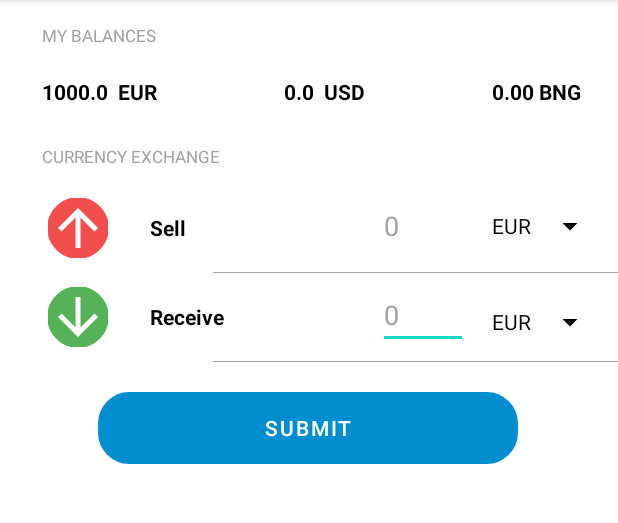
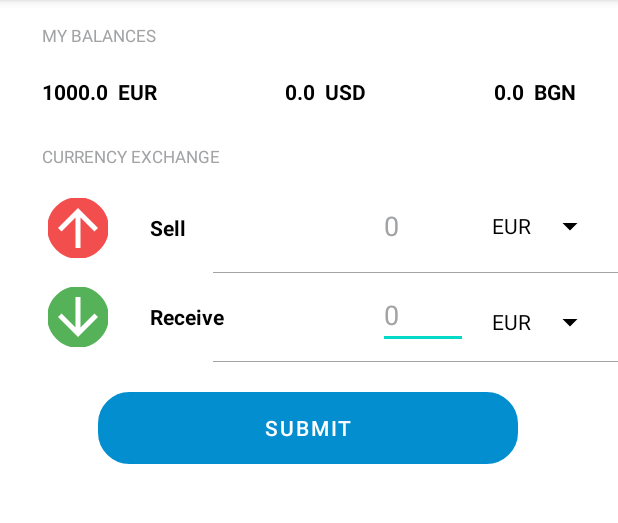
Before and after one commit to Alex20280/My-currency-converter, an Android app: the screen it shows after launch (CurrencyActivity), on a phone screen of 412 x 824 dp, the part 84-607 px from its top. Run offline under Robolectric (Android 15) with nearby library versions, the phone set to English and light mode, and no system bars; our stand-ins replace Dagger/Hilt's generated code.

Commit message:
Started implementing fees and corrected UI

```diff
--- a/app/src/main/java/com/example/mycurencyconverter/presentation/CurrencyActivity.kt
+++ b/app/src/main/java/com/example/mycurencyconverter/presentation/CurrencyActivity.kt
@@ -11,7 +11,6 @@ import androidx.lifecycle.lifecycleScope
 import com.example.mycurencyconverter.R
 import com.example.mycurencyconverter.databinding.ActivityMainBinding
 import dagger.hilt.android.AndroidEntryPoint
-import java.math.RoundingMode
 
 
 @AndroidEntryPoint
@@ -38,10 +37,12 @@ class CurrencyActivity : AppCompatActivity() {
                 when (event) {
                     is CurrencyViewModel.CurrencyEvent.Success -> {
                         binding.receiveEditText.setText(getString(R.string.plus_sign).plus(event.resultText))
-                        binding.receiveEditText.setTextColor(getResources().getColor(R.color.light_green))
+                        binding.receiveEditText.setTextColor(resources.getColor(R.color.light_green))
                         showNotificationDialog()
                     }
                     is CurrencyViewModel.CurrencyEvent.Failure -> {
+                        //binding.euroTv.setTextColor(resources.getColor(R.color.red))
+                        //binding.receiveEditText.setText(event.errorText)
                         //TODO
                     }
                     else -> Unit
@@ -63,21 +64,26 @@ class CurrencyActivity : AppCompatActivity() {
     private fun initViews() {
         //binding.euroTv.text = viewModel.currentBalance.toString().plus(getString(R.string.Euro))
             lifecycleScope.launchWhenStarted {
-                viewModel.euroBalance.collect{ euroCounter ->
+                viewModel.euroBalance.collect{ euroWallet ->
                     //binding.euroTv.text = euroCounter.toString() + " EUR"
-                    binding.euroTv.text = euroCounter.toString().plus(getString(R.string.euro))
+                    binding.euroTv.text = euroWallet.toString().plus(getString(R.string.euro))
                 }
 
             }
 
         lifecycleScope.launchWhenStarted {
-            viewModel.usdBalance.collect{ usdCounter ->
-                //binding.usdTv.text = usdCounter.toString() + " USD"
-                binding.usdTv.text = usdCounter.toString().plus(getString(R.string.usd))
+            viewModel.usdBalance.collect{ usdWallet ->
+                binding.usdTv.text = usdWallet.toString().plus(getString(R.string.usd))
 
             }
         }
 
+        lifecycleScope.launchWhenStarted {
+            viewModel.bngBalance.collect{ bgnWallet ->
+                binding.bgnTv.text = bgnWallet.toString().plus(getString(R.string.bgn))
+
+            }
+        }
     }
 
     private fun initToolbar() {
--- a/app/src/main/java/com/example/mycurencyconverter/presentation/CurrencyViewModel.kt
+++ b/app/src/main/java/com/example/mycurencyconverter/presentation/CurrencyViewModel.kt
@@ -1,5 +1,6 @@
 package com.example.mycurencyconverter.presentation
 
+import android.util.Log
 import androidx.lifecycle.ViewModel
 import androidx.lifecycle.viewModelScope
 import com.example.currencyconverter.domain.CurrencyConverter
@@ -9,9 +10,11 @@ import com.example.mycurencyconverter.utils.Resource
 import dagger.hilt.android.lifecycle.HiltViewModel
 import kotlinx.coroutines.flow.MutableStateFlow
 import kotlinx.coroutines.flow.StateFlow
+import kotlinx.coroutines.flow.update
 import kotlinx.coroutines.launch
 import javax.inject.Inject
 import kotlin.math.round
+import kotlin.math.roundToInt
 
 @HiltViewModel
 class CurrencyViewModel @Inject constructor(
@@ -21,25 +24,26 @@ class CurrencyViewModel @Inject constructor(
 
     private val currentEuroBalance = 1000.0
     private var currentUsdBalance = 0.0
-    private val feeCounter = 0
+    private var currentBngBalance = 0.0
+    private var transactionCounter = 0
     private val commissionFee = 0.007
 
     private val _conversion = MutableStateFlow<CurrencyEvent>(CurrencyEvent.Empty)
     val conversion: StateFlow<CurrencyEvent> = _conversion
 
-    private val _currentEuroBalance = MutableStateFlow<Double>(1000.0)
-    val euroBalance: StateFlow<Double> = _currentEuroBalance
+    private val _currentEuroBalance: MutableStateFlow <Double> = MutableStateFlow (currentEuroBalance)
+    val euroBalance: StateFlow <Double> = _currentEuroBalance
 
-/*    private val _currentEuroBalance: MutableStateFlow <Double> = MutableStateFlow (currentEuroBalance)
-    val euroBalance: StateFlow <Double> = _currentEuroBalance*/
+    private val _currentUsdBalance: MutableStateFlow <Double> = MutableStateFlow (currentUsdBalance)
+    val usdBalance: StateFlow <Double> = _currentUsdBalance
 
-    private val _currentUsdBalance: MutableStateFlow <Double> = MutableStateFlow (0.0)
-    val usdBalance: StateFlow <Double> = _currentUsdBalance
+    private val _currentBngBalance: MutableStateFlow <Double> = MutableStateFlow (currentBngBalance)
+    val bngBalance: StateFlow <Double> = _currentBngBalance
 
     sealed class CurrencyEvent {
         class Success(val resultText: String): CurrencyEvent()
         class Failure(val errorText: String): CurrencyEvent()
-        object Loading : CurrencyEvent()
+        //object Loading : CurrencyEvent()
         object Empty : CurrencyEvent()
     }
 
@@ -49,13 +53,11 @@ class CurrencyViewModel @Inject constructor(
             _conversion.value = CurrencyEvent.Failure("Not a valid amount")
             return
         }
-/*        else if (currentBalance < 0) {
-            _conversion.value = CurrencyEvent.Failure("Balance cannot be negative")
+        if (_currentEuroBalance.value - amountStr.toDouble() <= 0) {
             return
-        }*/
-
+        }
         viewModelScope.launch(dispatchers.io) {
-            _conversion.value = CurrencyEvent.Loading
+            //_conversion.value = CurrencyEvent.Loading
             when(val ratesResponse = repository.getRates(fromCurrency)) {
                 is Resource.Error -> _conversion.value = CurrencyEvent.Failure(ratesResponse.message!!)
                 is Resource.Success -> {
@@ -64,13 +66,19 @@ class CurrencyViewModel @Inject constructor(
                     if(rate == null) {
                         _conversion.value = CurrencyEvent.Failure("Unexpected error")
                     } else {
-                        val convertedCurrency = round(fromAmount * rate.toString().toDouble() * 100) / 100
+                        val convertedAmount = round(fromAmount * rate.toString().toDouble() * 100) / 100
                         if (fromCurrency == "EUR"){
-                            _currentEuroBalance.value  = currentEuroBalance - amountStr.toDouble()
-                        } else if (toCurrency == "USD"){
-                            _currentUsdBalance.value = currentUsdBalance + convertedCurrency
+                            _currentEuroBalance.value  -= amountStr.toDouble()
                         }
-                        _conversion.value = CurrencyEvent.Success(convertedCurrency.toString())
+                        if (fromCurrency == "USD"){
+                            _currentEuroBalance.value  -= amountStr.toDouble()
+                        }
+                        when(toCurrency){
+                            "USD" -> _currentUsdBalance.value = +convertedAmount  //TODO
+                            "BGN" -> _currentBngBalance.value = +convertedAmount //TODO
+                        }
+                        _conversion.value = CurrencyEvent.Success(convertedAmount.toString())
+                        transactionCounter++
                     }
                 }
             }
--- a/app/src/main/res/layout/activity_main.xml
+++ b/app/src/main/res/layout/activity_main.xml
@@ -111,21 +111,21 @@
         android:layout_height="wrap_content"
         android:textColor="@color/black"
         android:textStyle="bold"
-        app:layout_constraintEnd_toStartOf="@+id/bngTv"
+        app:layout_constraintEnd_toStartOf="@+id/bgnTv"
         app:layout_constraintStart_toEndOf="@+id/euroTv"
         app:layout_constraintTop_toTopOf="@+id/euroTv"
         android:text="@string/_0_00_usd" />
 
     <TextView
-        android:id="@+id/bngTv"
-        android:layout_width="60dp"
+        android:id="@+id/bgnTv"
+        android:layout_width="wrap_content"
         android:layout_height="wrap_content"
-        android:layout_marginEnd="24dp"
+        android:layout_marginEnd="28dp"
+        android:text="@string/_0_00_bgn"
         android:textColor="@color/black"
         android:textStyle="bold"
         app:layout_constraintEnd_toEndOf="parent"
-        app:layout_constraintTop_toTopOf="@+id/usdTv"
-        android:text="@string/_0_00_bng" />
+        app:layout_constraintTop_toTopOf="@+id/usdTv" />
 
     <TextView
         android:id="@+id/exchangeTv"
@@ -204,6 +204,6 @@
         android:backgroundTint="@color/black"
         android:entries="@array/currency_array"
         app:layout_constraintEnd_toEndOf="parent"
-        app:layout_constraintTop_toBottomOf="@+id/bngTv" />
+        app:layout_constraintTop_toBottomOf="@+id/bgnTv" />
 
 </androidx.constraintlayout.widget.ConstraintLayout>
--- a/app/src/main/res/values/strings.xml
+++ b/app/src/main/res/values/strings.xml
@@ -7,11 +7,12 @@
     <string name="receive">Receive</string>
     <string name="_1000_00_eur">1000.00 EUR</string>
     <string name="_0_00_usd">0.00 USD</string>
-    <string name="_0_00_bng">0.00 BNG</string>
+    <string name="_0_00_bgn">0.00 BGN</string>
     <string name="zero">0</string>
     <string name="appLabel">Currency converter</string>
     <string name="euro">\u0020 EUR </string>
     <string name="usd">\u0020 USD </string>
+    <string name="bgn">\u0020 BGN </string>
     <string name="plus_sign">+</string>
     <string name="Done">Done</string>
     <string name="currency_converted">Currency converted</string>
```
